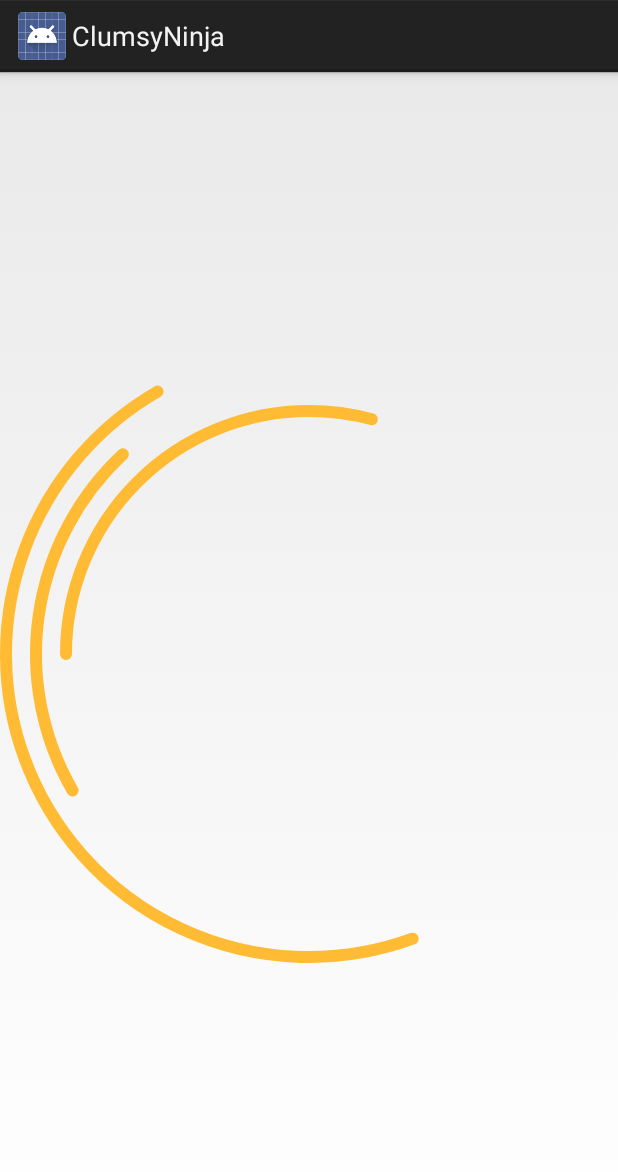
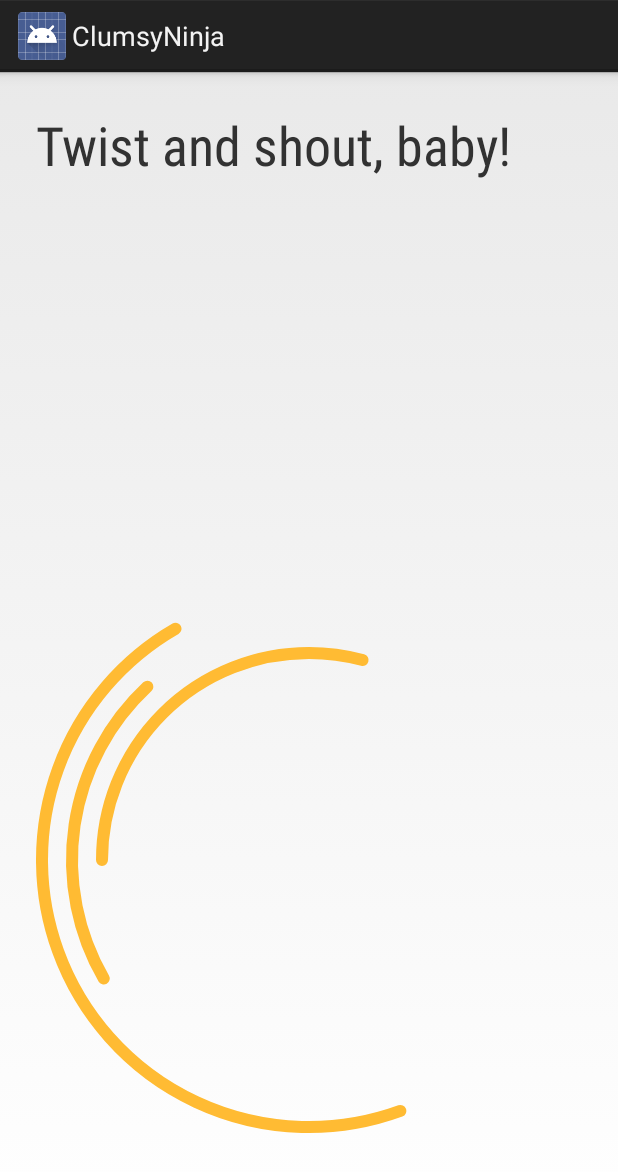
Before and after one commit to lecoselol/ClumsyNinja, an Android app: the fragment RotationFragment shown on its own in the app's theme, on a phone screen of 412 x 824 dp. Shown: the top 1172 px of the screen. Run offline under Robolectric (Android 15) with nearby library versions, the phone set to English and light mode, and no system bars.

Commit message:
Il commit a cui appiopparono la santita'.

```diff
--- a/ClumsyNinjaApp/src/main/res/layout/fragment_pin.xml
+++ b/ClumsyNinjaApp/src/main/res/layout/fragment_pin.xml
@@ -9,10 +9,8 @@
             android:layout_width="match_parent"
             android:layout_height="0dp"
             android:layout_weight="1"
-            android:fontFamily="sans-serif-condensed"
-            android:textSize="36sp"
-            android:layout_margin="24dp"
-            android:text="You shall not PASS!"/>
+            android:text="You shall not PASS!"
+            style="@style/badasstext"/>
 
     <TextView
             android:id="@+id/txt_pin"
--- a/ClumsyNinjaApp/src/main/res/layout/fragment_rotation.xml
+++ b/ClumsyNinjaApp/src/main/res/layout/fragment_rotation.xml
@@ -5,8 +5,17 @@
               android:layout_width="match_parent"
               android:layout_height="match_parent">
 
+    <TextView
+            android:layout_width="match_parent"
+            android:layout_height="0dp"
+            android:layout_weight="1"
+            android:text="Twist and shout, baby!"
+            style="@style/badasstext"/>
+
     <lecoselol.clumsyninja.figherie.CosiGirevoli
             android:layout_width="match_parent"
-            android:layout_height="match_parent"/>
+            android:layout_height="0dp"
+            android:layout_weight="2"
+            android:layout_margin="24dp"/>
 
 </LinearLayout>
--- a/ClumsyNinjaApp/src/main/res/values/styles.xml
+++ b/ClumsyNinjaApp/src/main/res/values/styles.xml
@@ -32,4 +32,10 @@
         <item name="android:padding">16dp</item>
     </style>
 
+    <style name="badasstext">
+        <item name="android:fontFamily">sans-serif-condensed</item>
+        <item name="android:textSize">36sp</item>
+        <item name="android:layout_margin">24dp</item>
+    </style>
+
 </resources>
```
